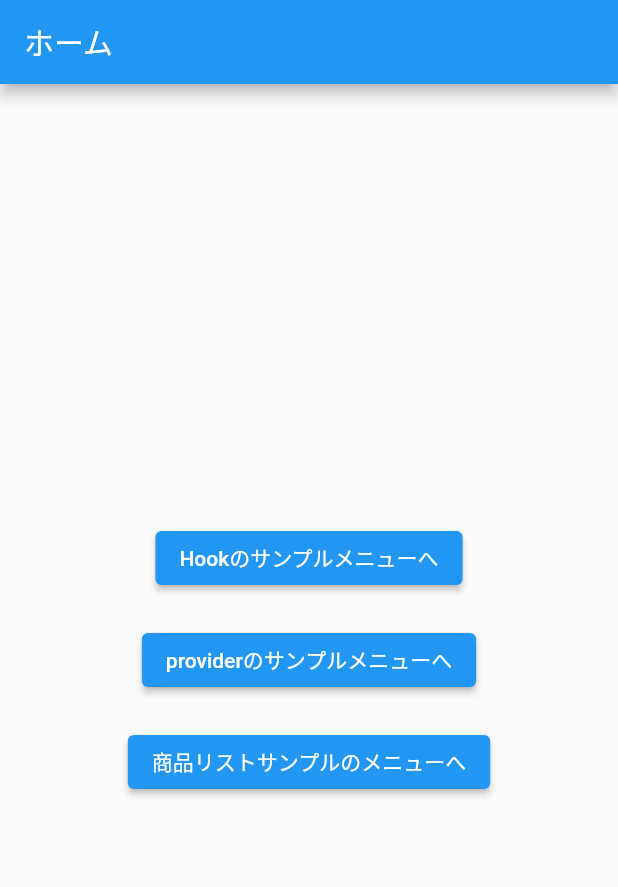
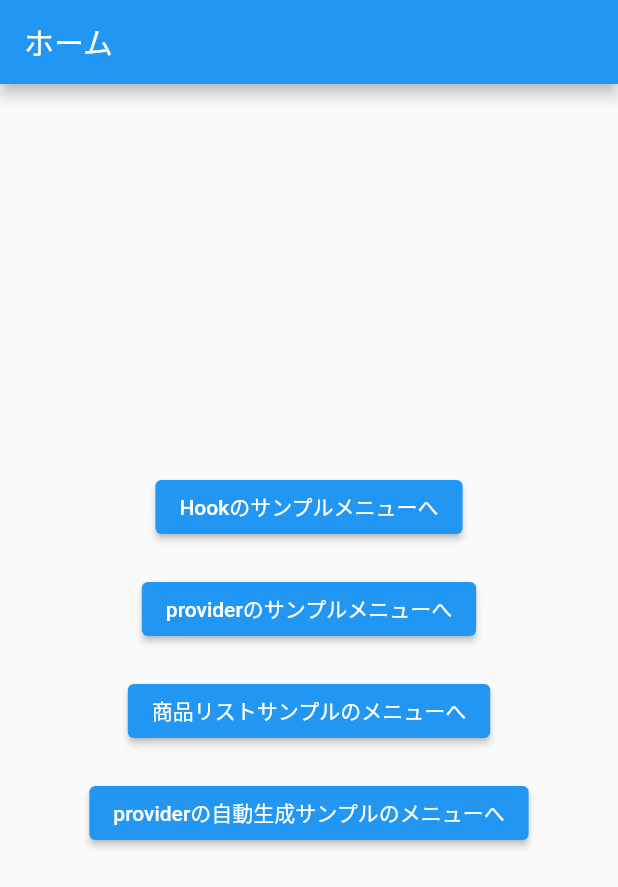
Before and after one commit to n-kazukichi/flutter_hands_on, a Flutter app: the screen it shows after launch, on a phone screen of 412 x 824 dp. Shown: the top 887 px of the screen. Run offline on Flutter 3.47's test engine with Material 2 defaults, Android fonts, the light colour scheme and no system bars; our stand-ins replace flutter_hooks, hooks_riverpod, riverpod_annotation; generated files the repository leaves out were written again.

Commit message:
providerを自動生成する仕組み

```diff
--- a/lib/pages/home/home_page.dart
+++ b/lib/pages/home/home_page.dart
@@ -27,7 +27,12 @@ class HomePage extends StatelessWidget {
             ElevatedButton(
                 onPressed: () =>
                     Navigator.pushNamed(context, RoutePath.itemListSampleMenu),
-                child: const Text('商品リストサンプルのメニューへ'))
+                child: const Text('商品リストサンプルのメニューへ')),
+            const SizedBox(height: 20),
+            ElevatedButton(
+                onPressed: () => Navigator.pushNamed(
+                    context, RoutePath.generateProviderSampleMenu),
+                child: const Text('providerの自動生成サンプルのメニューへ'))
           ],
         ),
       ),
--- a/lib/routes.dart
+++ b/lib/routes.dart
@@ -1,4 +1,6 @@
 import 'package:flutter/material.dart';
+import 'package:flutter_hands_on/pages/generated_provider/counter_page.dart';
+import 'package:flutter_hands_on/pages/generated_provider/generated_provider_menu_page.dart';
 import 'package:flutter_hands_on/pages/hook_samples/hook_counter_page.dart';
 import 'package:flutter_hands_on/pages/hook_samples/hook_fetch_user_page.dart';
 import 'package:flutter_hands_on/pages/hook_samples/hook_samples_menu_page.dart';
@@ -37,6 +39,15 @@ class RoutePath {
   /// プロバイダを使った商品リスト
   static const providerItemList = '$itemListSampleMenu/provider';
 
+  /// providerの自動生成サンプルのメニュー画面
+  static const generateProviderSampleMenu = '/gen_provider_menu_page';
+
+  /// providerの自動生成によるカウンター
+  static const generateProviderCounter = '$generateProviderSampleMenu/counter';
+
+  /// providerの自動生成によるTodoリスト
+//  static const generateProviderTodo = '$itemListSampleMenu/todo';
+
   // 新しい画面が追加されたらここにpathを追加
 }
 
@@ -54,5 +65,9 @@ final Map<String, WidgetBuilder> routeMap = {
   RoutePath.hookItemList: (context) => const HookItemListPage(),
   RoutePath.providerItemList: (context) => const ProviderItemListPage(),
 
+  RoutePath.generateProviderSampleMenu: (context) =>
+      const GeneratedProviderMenuPage(),
+  RoutePath.generateProviderCounter: (context) => const CounterPage(),
+//  RoutePath.generateProviderTodo: (context) => const CounterPage(),
   // 新しい画面が追加されたらここにpathとそれに該当する画面を追加
 };
--- a/pubspec.yaml
+++ b/pubspec.yaml
@@ -37,6 +37,8 @@ dependencies:
   cupertino_icons: ^1.0.2
   hooks_riverpod: ^2.3.6
   flutter_hooks: ^0.18.6
+  riverpod_generator: ^2.2.4
+  riverpod_annotation: ^2.1.1
 
 dev_dependencies:
   flutter_test:
@@ -48,6 +50,7 @@ dev_dependencies:
   # package. See that file for information about deactivating specific lint
   # rules and activating additional ones.
   flutter_lints: ^2.0.0
+  build_runner: ^2.3.3
 
 # For information on the generic Dart part of this file, see the
 # following page: https://dart.dev/tools/pub/pubspec
```
Also changed, not shown: lib/pages/generated_provider/counter_page.dart (added, +52 -0 lines), lib/pages/generated_provider/generated_provider_menu_page.dart (added, +30 -0 lines), lib/pages/generated_provider/counter_page.g.dart (added), pubspec.lock.
